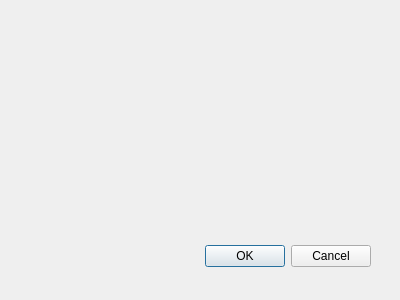
Above: redact.ui from Omjejka/CalendarProject before the change. Below: the same form after it.
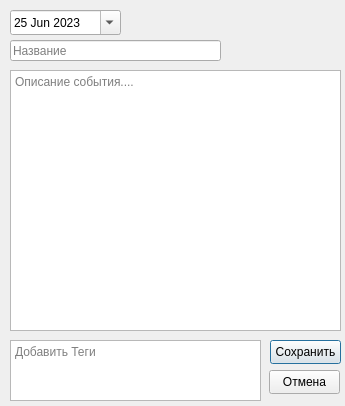
That is the form after the change.

Commit message: Добавлено окно Редактирования

Diff of the .ui file:
```diff
--- a/redact.ui
+++ b/redact.ui
@@ -6,30 +6,123 @@
    <rect>
     <x>0</x>
     <y>0</y>
-    <width>400</width>
-    <height>300</height>
+    <width>345</width>
+    <height>406</height>
    </rect>
   </property>
+  <property name="sizePolicy">
+   <sizepolicy hsizetype="Fixed" vsizetype="Fixed">
+    <horstretch>0</horstretch>
+    <verstretch>0</verstretch>
+   </sizepolicy>
+  </property>
+  <property name="minimumSize">
+   <size>
+    <width>345</width>
+    <height>406</height>
+   </size>
+  </property>
+  <property name="maximumSize">
+   <size>
+    <width>345</width>
+    <height>406</height>
+   </size>
+  </property>
   <property name="windowTitle">
    <string>Dialog</string>
   </property>
   <property name="modal">
    <bool>true</bool>
   </property>
-  <widget class="QDialogButtonBox" name="buttonBox">
+  <widget class="QLineEdit" name="lineEdit">
    <property name="geometry">
     <rect>
-     <x>30</x>
-     <y>240</y>
-     <width>341</width>
-     <height>32</height>
+     <x>10</x>
+     <y>40</y>
+     <width>211</width>
+     <height>21</height>
     </rect>
    </property>
-   <property name="orientation">
-    <enum>Qt::Horizontal</enum>
+   <property name="inputMask">
+    <string/>
    </property>
-   <property name="standardButtons">
-    <set>QDialogButtonBox::Cancel|QDialogButtonBox::Ok</set>
+   <property name="text">
+    <string/>
+   </property>
+   <property name="placeholderText">
+    <string>Название</string>
+   </property>
+  </widget>
+  <widget class="QDateEdit" name="dateEdit">
+   <property name="geometry">
+    <rect>
+     <x>10</x>
+     <y>10</y>
+     <width>111</width>
+     <height>25</height>
+    </rect>
+   </property>
+   <property name="calendarPopup">
+    <bool>true</bool>
+   </property>
+   <property name="date">
+    <date>
+     <year>2023</year>
+     <month>6</month>
+     <day>25</day>
+    </date>
+   </property>
+  </widget>
+  <widget class="QPlainTextEdit" name="plainTextEdit">
+   <property name="geometry">
+    <rect>
+     <x>10</x>
+     <y>70</y>
+     <width>331</width>
+     <height>261</height>
+    </rect>
+   </property>
+   <property name="placeholderText">
+    <string>Описание события....</string>
+   </property>
+  </widget>
+  <widget class="QPlainTextEdit" name="plainTextEdit_2">
+   <property name="geometry">
+    <rect>
+     <x>10</x>
+     <y>340</y>
+     <width>251</width>
+     <height>61</height>
+    </rect>
+   </property>
+   <property name="placeholderText">
+    <string>Добавить Теги</string>
+   </property>
+  </widget>
+  <widget class="QPushButton" name="pushButton">
+   <property name="geometry">
+    <rect>
+     <x>270</x>
+     <y>340</y>
+     <width>71</width>
+     <height>24</height>
+    </rect>
+   </property>
+   <property name="text">
+    <string>Сохранить</string>
+   </property>
+  </widget>
+  <widget class="QPushButton" name="pushButton_2">
+   <property name="geometry">
+    <rect>
+     <x>269</x>
+     <y>370</y>
+     <width>71</width>
+     <height>24</height>
+    </rect>
+   </property>
+   <property name="text">
+    <string>Отмена</string>
    </property>
   </widget>
  </widget>
```
Left out of the diff: 37 changed lines with no effect on the pictures. The commit also changes 2 other files.
